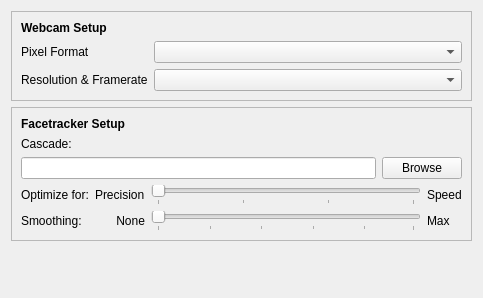
StarTuz/linuxtrack-Qt6-Wayland, file src/qt_gui/l_wcft_setup.ui: the form before one commit.
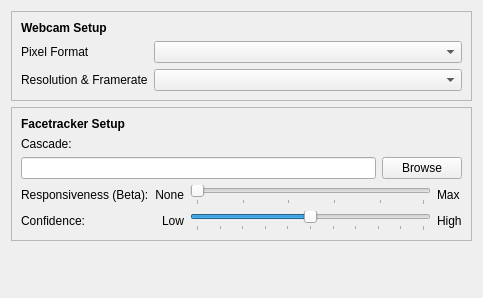
The form after the commit.

Commit message: Modernize face tracking: 1-Euro filter, YuNet DNN, streamlined GUI, fixed crash

```diff
--- a/src/qt_gui/l_wcft_setup.ui
+++ b/src/qt_gui/l_wcft_setup.ui
@@ -157,60 +157,14 @@
       </item>
       <item>
        <layout class="QGridLayout" name="gridLayout">
-        <item row="0" column="1">
-         <widget class="QLabel" name="label_7">
-          <property name="text">
-           <string>Precision</string>
-          </property>
-         </widget>
-        </item>
-        <item row="0" column="2">
-         <widget class="QSlider" name="OptimLevel">
-          <property name="maximum">
-           <number>3</number>
-          </property>
-          <property name="pageStep">
-           <number>1</number>
-          </property>
-          <property name="value">
-           <number>0</number>
-          </property>
-          <property name="orientation">
-           <enum>Qt::Horizontal</enum>
-          </property>
-          <property name="tickPosition">
-           <enum>QSlider::TicksBelow</enum>
-          </property>
-         </widget>
-        </item>
         <item row="0" column="0">
-         <widget class="QLabel" name="label_10">
-          <property name="text">
-           <string>Optimize for:</string>
-          </property>
-         </widget>
-        </item>
-        <item row="1" column="2">
-         <widget class="QSlider" name="ExpFilterFactor">
-          <property name="orientation">
-           <enum>Qt::Horizontal</enum>
-          </property>
-          <property name="tickPosition">
-           <enum>QSlider::TicksBelow</enum>
-          </property>
-          <property name="tickInterval">
-           <number>20</number>
-          </property>
-         </widget>
-        </item>
-        <item row="1" column="0">
          <widget class="QLabel" name="label_5">
           <property name="text">
-           <string>Smoothing:</string>
+           <string>Responsiveness (Beta):</string>
           </property>
          </widget>
         </item>
-        <item row="1" column="1">
+        <item row="0" column="1">
          <widget class="QLabel" name="label_2">
           <property name="text">
            <string>None</string>
@@ -220,20 +174,69 @@
           </property>
          </widget>
         </item>
+        <item row="0" column="2">
+         <widget class="QSlider" name="ExpFilterFactor">
+          <property name="orientation">
+           <enum>Qt::Horizontal</enum>
+          </property>
+          <property name="tickPosition">
+           <enum>QSlider::TicksBelow</enum>
+          </property>
+          <property name="tickInterval">
+           <number>20</number>
+          </property>
+         </widget>
+        </item>
         <item row="0" column="3">
-         <widget class="QLabel" name="label_9">
-          <property name="text">
-           <string>Speed</string>
-          </property>
-         </widget>
-        </item>
-        <item row="1" column="3">
          <widget class="QLabel" name="label">
           <property name="text">
            <string>Max</string>
           </property>
          </widget>
         </item>
+        <item row="1" column="0">
+         <widget class="QLabel" name="label_thresh">
+          <property name="text">
+           <string>Confidence:</string>
+          </property>
+         </widget>
+        </item>
+        <item row="1" column="1">
+         <widget class="QLabel" name="label_low">
+          <property name="text">
+           <string>Low</string>
+          </property>
+          <property name="alignment">
+           <set>Qt::AlignRight|Qt::AlignTrailing|Qt::AlignVCenter</set>
+          </property>
+         </widget>
+        </item>
+        <item row="1" column="2">
+         <widget class="QSlider" name="ConfidenceThreshold">
+          <property name="maximum">
+           <number>100</number>
+          </property>
+          <property name="value">
+           <number>50</number>
+          </property>
+          <property name="orientation">
+           <enum>Qt::Horizontal</enum>
+          </property>
+          <property name="tickPosition">
+           <enum>QSlider::TicksBelow</enum>
+          </property>
+          <property name="tickInterval">
+           <number>10</number>
+          </property>
+         </widget>
+        </item>
+        <item row="1" column="3">
+         <widget class="QLabel" name="label_high">
+          <property name="text">
+           <string>High</string>
+          </property>
+         </widget>
+        </item>
        </layout>
       </item>
      </layout>
```
The commit also changes 234 other files.
